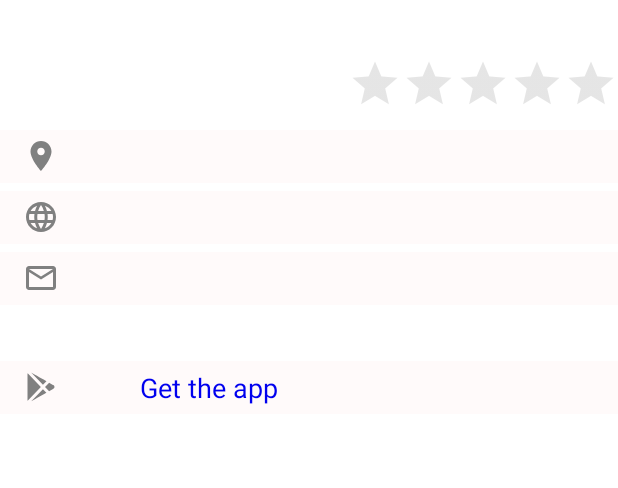
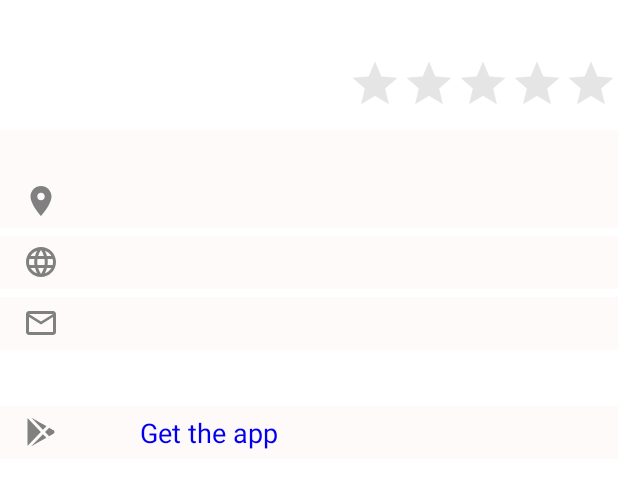
Before and after one commit to fariz-siracli/public-transport-app, an Android app: the layout content_company_info.xml on its own in the app's theme, with its tools: preview values and no code run, on a phone screen of 412 x 824 dp. Shown: the top 488 px of the screen. Run offline under Robolectric (Android 15) with nearby library versions, the phone set to English and light mode, and no system bars.

Commit message:
added about field. run on ui thread solved. closes #3

```diff
--- a/app/build.gradle
+++ b/app/build.gradle
@@ -12,8 +12,8 @@ android {
         applicationId "com.fs.mobile.tansportcatalog"
         minSdkVersion 21
         targetSdkVersion 28
-        versionCode 20
-        versionName "1.1.10"
+        versionCode 21
+        versionName "1.1.11"
         testInstrumentationRunner "android.support.test.runner.AndroidJUnitRunner"
         vectorDrawables.useSupportLibrary = true
     }
--- a/app/src/main/java/com/fs/mobile/tansportcatalog/db/DbHelper.kt
+++ b/app/src/main/java/com/fs/mobile/tansportcatalog/db/DbHelper.kt
@@ -93,6 +93,7 @@ class DbHelper(val context: Context) : SQLiteOpenHelper(context, Constants.DB_NA
                     val email = cursor.getString(8)
                     val address = cursor.getString(11)
                     val link = cursor.getString(12)
+                    val about = cursor.getString(13)
 
                     val company = Company(id)
                     company.name = name
@@ -103,6 +104,7 @@ class DbHelper(val context: Context) : SQLiteOpenHelper(context, Constants.DB_NA
                     company.address = address
                     company.link = link
                     company.type = type
+                    company.about = about
 
                     allCompanies.add(company)
                 } while (cursor.moveToNext())
--- a/app/src/main/java/com/fs/mobile/tansportcatalog/entity/Company.kt
+++ b/app/src/main/java/com/fs/mobile/tansportcatalog/entity/Company.kt
@@ -17,7 +17,9 @@ data class Company(
     var cover: ByteArray?,
     var status: Boolean,
     var address: String?,
-    var link: String?) : Serializable {
+    var link: String?,
+    var about: String?
+) : Serializable {
 
     override fun equals(other: Any?): Boolean {
         if (this === other) return true
@@ -30,7 +32,7 @@ data class Company(
         return true
     }
 
-    constructor(id: Int) : this(id, "", null, "", 0.0f, 0, 0, 0, "", null, false, "", "") {
+    constructor(id: Int) : this(id, "", null, "", 0.0f, 0, 0, 0, "", null, false, "", "", "") {
         Log.d("secondary", "Hello");
     }
 
--- a/app/src/main/java/com/fs/mobile/tansportcatalog/utils/Constants.kt
+++ b/app/src/main/java/com/fs/mobile/tansportcatalog/utils/Constants.kt
@@ -7,6 +7,6 @@ class Constants {
         var language: String = "az"
         @JvmField
         var SAVED_USER_LANGUAGE: String = "az"
-        val DATABASE_VERSION = 2
+        val DATABASE_VERSION = 3
     }
 }
--- a/app/src/main/res/layout/content_company_info.xml
+++ b/app/src/main/res/layout/content_company_info.xml
@@ -47,13 +47,31 @@
             <RelativeLayout
                     android:layout_width="match_parent"
                     android:layout_height="wrap_content">
+                <LinearLayout
+                        android:id="@+id/ll_about"
+                        android:layout_width="match_parent"
+                        android:layout_height="wrap_content"
+                        android:weightSum="1"
+                        android:layout_alignParentStart="true"
+                        android:paddingStart="10dp"
+                        android:paddingEnd="10dp"
+                        android:background="@color/back"
+                        android:orientation="horizontal">
+                    <TextView
+                            android:layout_width="match_parent"
+                            android:layout_height="wrap_content"
+                            android:id="@+id/tv_company_about"
+                            android:padding="5dp"
+                            android:autoLink="web"
+                            android:textColor="#000000"/>
+                </LinearLayout>
 
                 <LinearLayout
                         android:id="@+id/ll_address"
                         android:layout_width="match_parent"
                         android:layout_height="wrap_content"
                         android:weightSum="1"
-                        android:layout_alignParentStart="true"
+                        android:layout_below="@+id/ll_about"
                         android:paddingStart="10dp"
                         android:paddingEnd="10dp"
                         android:background="@color/back"
```
Also changed, not shown: app/src/main/java/com/fs/mobile/tansportcatalog/CompanyInfoActivity.kt (+11 -4 lines).
